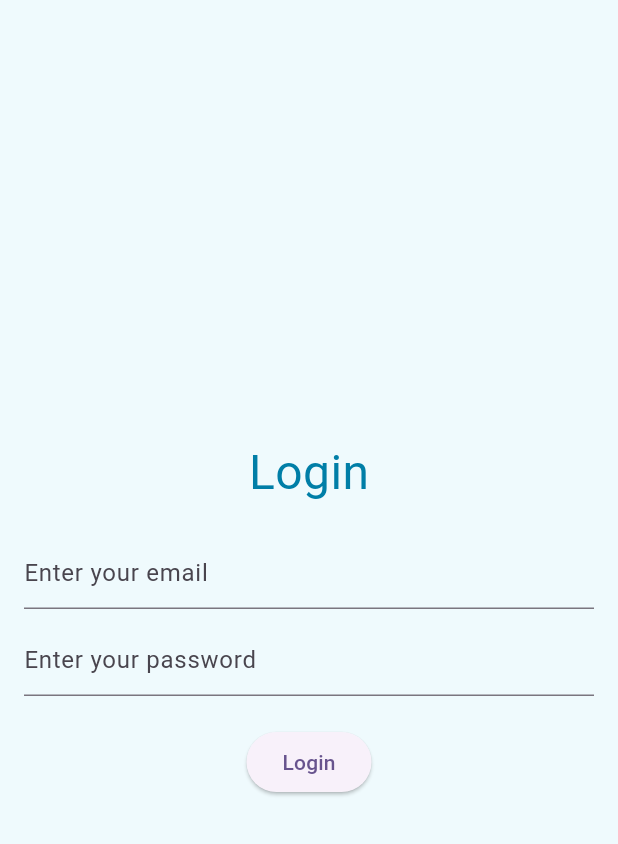
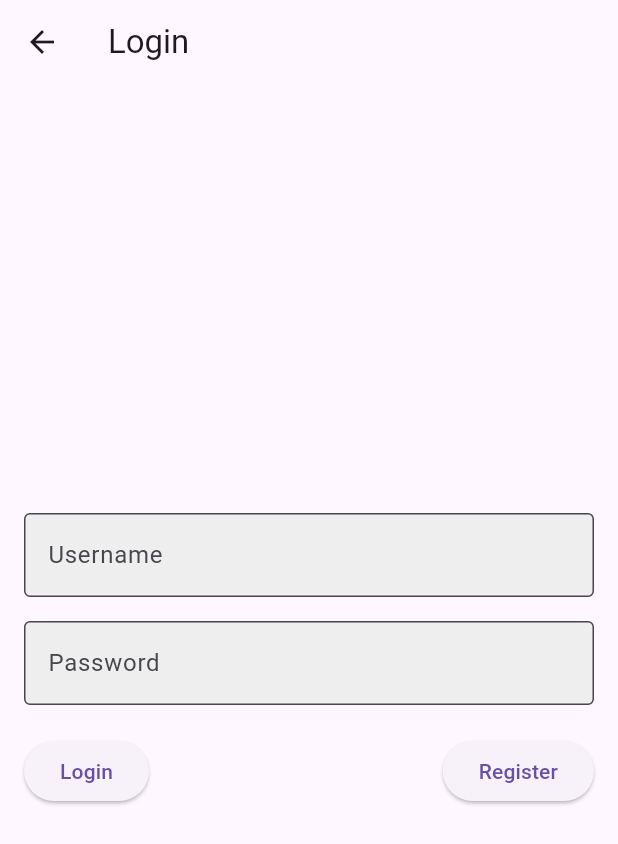
Before and after one commit to gabrielouma/flutter-app, a Flutter app: the screen it shows after launch, after a tap on "Go to Login", on a phone screen of 412 x 824 dp. Shown: the top 844 px of the screen. Run offline on Flutter 3.47's test engine with Material 3 defaults, Android fonts, the phone set to English and light mode, and no system bars; network calls fail.

Commit message:
intial commit

```diff
--- a/lib/main.dart
+++ b/lib/main.dart
@@ -10,52 +10,53 @@ class MyApp extends StatelessWidget {
   @override
   Widget build(BuildContext context) {
     return MaterialApp(
-      title: 'Flutter Demo',
+      title: 'My Flutter App',
       theme: ThemeData(
-        colorScheme: ColorScheme.fromSeed(seedColor: Colors.deepPurple),
-        useMaterial3: true,
+        primarySwatch: Colors.blue,
       ),
-      home: const MyHomePage(title: 'Flutter Demo Home Page'),
+      home: const HomePage(),
     );
   }
 }
 
-class MyHomePage extends StatefulWidget {
-  const MyHomePage({super.key, required this.title});
-
-  final String title;
-
-  @override
-  State<MyHomePage> createState() => _MyHomePageState();
-}
-
-class _MyHomePageState extends State<MyHomePage> {
-  int _counter = 0;
-
-  void _incrementCounter() {
-    setState(() {
-      _counter++;
-    });
-  }
+class HomePage extends StatelessWidget {
+  const HomePage({super.key});
 
   @override
   Widget build(BuildContext context) {
     return Scaffold(
       appBar: AppBar(
-        backgroundColor: Theme.of(context).colorScheme.inversePrimary,
-        title: Text(widget.title),
+        title: const Text('My Flutter App'),
       ),
       body: Center(
         child: Column(
           mainAxisAlignment: MainAxisAlignment.center,
           children: <Widget>[
-            const Text(
-              'You have pushed the button this many times:',
+            Container(
+              decoration: BoxDecoration(
+                color: Colors.lightBlueAccent,
+                borderRadius: BorderRadius.circular(12),
+              ),
+              padding: const EdgeInsets.all(16),
+              child: const Text(
+                'Welcome to My Flutter App!',
+                style: TextStyle(fontSize: 24, fontWeight: FontWeight.bold),
+              ),
             ),
-            Text(
-              '$_counter',
-              style: Theme.of(context).textTheme.headlineMedium,
+            const SizedBox(height: 20),
+            ElevatedButton(
+              onPressed: () {
+                print("Button Clicked!");
+              },
+              child: const Text('Click Me'),
             ),
+            const SizedBox(height: 20),
+            Image.network(
+              'https://flutter.dev/images/flutter-logo-sharing.png',
+              height: 100,
+              width: 100,
+            ),
+            const SizedBox(height: 20),
             ElevatedButton(
               onPressed: () {
                 Navigator.push(
@@ -68,42 +69,59 @@ class _MyHomePageState extends State<MyHomePage> {
           ],
         ),
       ),
-      floatingActionButton: FloatingActionButton(
-        onPressed: _incrementCounter,
-        tooltip: 'Increment',
-        child: const Icon(Icons.add),
-      ),
     );
   }
 }
 
-class MyColors {
-  static const Color primary = Color(0xFF00A8E8);
-  static const Color accent = Color(0xFF007EA7);
-  static const Color background = Color(0xFFEFFAFD);
-}
-
 class LoginPage extends StatelessWidget {
-  const LoginPage({super.key}); // Use const constructor for consistency
+  const LoginPage({super.key});
 
   @override
   Widget build(BuildContext context) {
     return Scaffold(
-      backgroundColor: MyColors.background,
+      appBar: AppBar(
+        title: const Text('Login'),
+      ),
       body: Padding(
         padding: const EdgeInsets.all(16.0),
         child: Column(
           mainAxisAlignment: MainAxisAlignment.center,
           children: [
-            Text('Login', style: TextStyle(fontSize: 32, color: MyColors.accent)),
+            TextField(
+              decoration: InputDecoration(
+                labelText: 'Username',
+                border: OutlineInputBorder(),
+                filled: true,
+                fillColor: Colors.grey[200],
+              ),
+            ),
+            const SizedBox(height: 16),
+            TextField(
+              obscureText: true,
+              decoration: InputDecoration(
+                labelText: 'Password',
+                border: OutlineInputBorder(),
+                filled: true,
+                fillColor: Colors.grey[200],
+              ),
+            ),
             const SizedBox(height: 20),
-            TextField(decoration: InputDecoration(hintText: 'Enter your email')),
-            const SizedBox(height: 10),
-            TextField(decoration: InputDecoration(hintText: 'Enter your password')),
-            const SizedBox(height: 20),
-            ElevatedButton(
-              onPressed: () {},
-              child: const Text('Login'),
+            Row(
+              mainAxisAlignment: MainAxisAlignment.spaceBetween,
+              children: [
+                ElevatedButton(
+                  onPressed: () {
+                    // Handle login logic
+                  },
+                  child: const Text('Login'),
+                ),
+                ElevatedButton(
+                  onPressed: () {
+                    // Handle registration logic
+                  },
+                  child: const Text('Register'),
+                ),
+              ],
             ),
           ],
         ),
```
